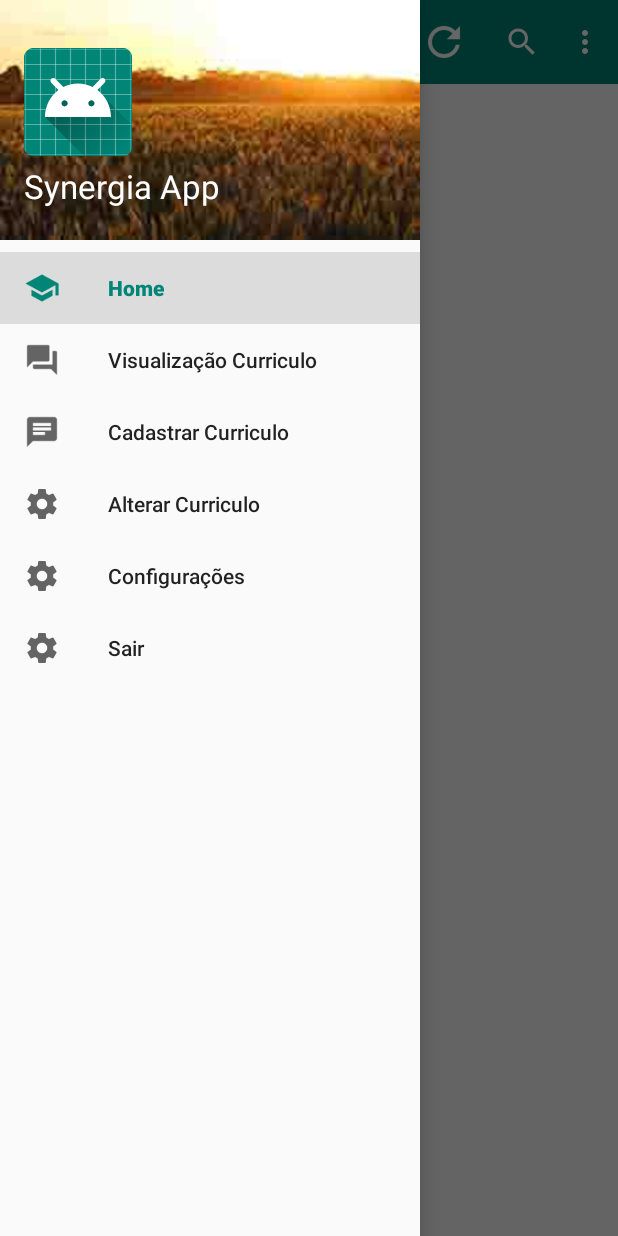
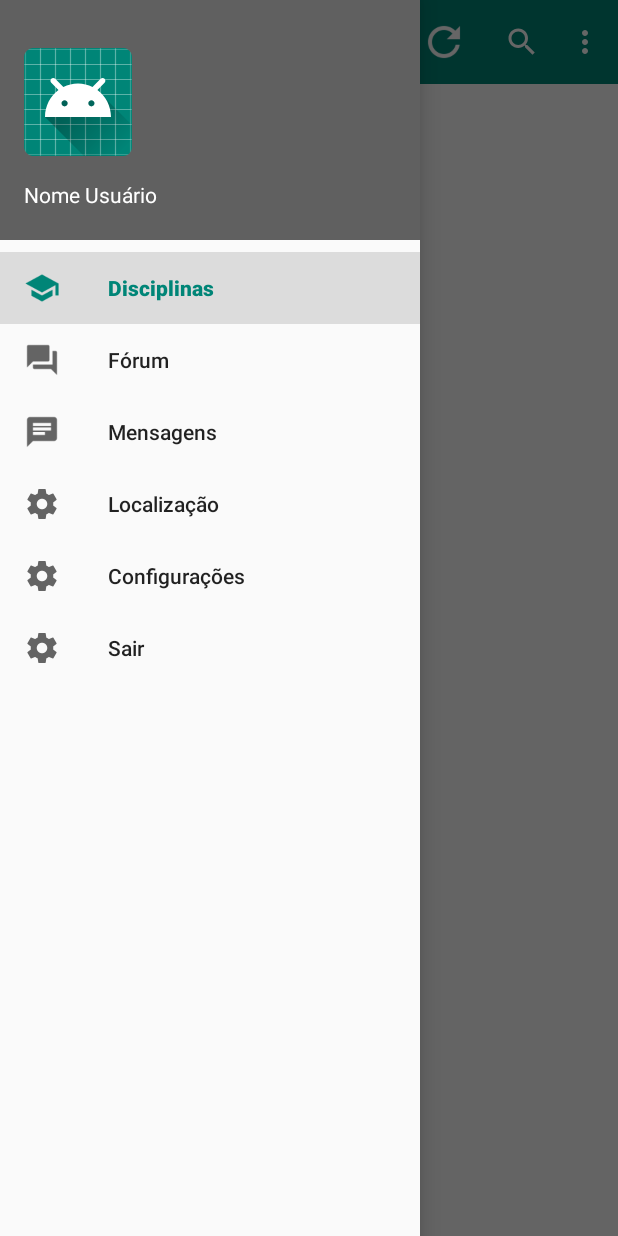
Before and after one commit to hrgsilva/AndroidApp, an Android app: the PrincipalActivity screen opened directly, with no data from a screen before it, with the side drawer open, on a phone screen of 412 x 824 dp. Run offline under Robolectric (Android 15) with nearby library versions, the light colour scheme and no system bars.

Commit message:
Base perfeita e completa com navigation drawer funcional, biblioteca atualizada no androidx

```diff
--- a/app/src/main/AndroidManifest.xml
+++ b/app/src/main/AndroidManifest.xml
@@ -1,6 +1,6 @@
 <?xml version="1.0" encoding="utf-8"?>
 <manifest xmlns:android="http://schemas.android.com/apk/res/android"
-    package="com.example.synergianewapp">
+    package="com.example.synergiaapplication">
 
     <application
         android:allowBackup="true"
@@ -9,8 +9,7 @@
         android:roundIcon="@mipmap/ic_launcher_round"
         android:supportsRtl="true"
         android:theme="@style/AppTheme">
-        <activity android:name=".TelaInicialActivity" android:theme="@style/AppTheme.Toolbar"></activity>
-
+        <activity android:name=".PrincipalActivity" android:theme="@style/AppTheme.Toolbar"></activity>
         <activity android:name=".MainActivity">
             <intent-filter>
                 <action android:name="android.intent.action.MAIN" />
--- a/app/src/main/java/com/example/synergianewapp/MainActivity.kt
+++ b/app/src/main/java/com/example/synergiaapplication/MainActivity.kt
@@ -1,13 +1,12 @@
-package com.example.synergianewapp
+package com.example.synergiaapplication
 
 import android.content.Intent
-import android.support.v7.app.AppCompatActivity
+import androidx.appcompat.app.AppCompatActivity
 import android.os.Bundle
 import android.widget.Toast
 import kotlinx.android.synthetic.main.activity_main.*
 
 class MainActivity : AppCompatActivity() {
-
 
     override fun onCreate(savedInstanceState: Bundle?) {
         super.onCreate(savedInstanceState)
@@ -22,7 +21,7 @@ class MainActivity : AppCompatActivity() {
                     this, "Bem vindo, $Slogin!",
                     Toast.LENGTH_SHORT).show()
 
-                val intent: Intent = Intent(this, TelaInicialActivity::class.java)
+                val intent: Intent = Intent(this, PrincipalActivity::class.java)
                 startActivity(intent)
             }
             else if(Slogin == "" && Spassword == ""){
--- a/app/src/main/java/com/example/synergianewapp/TelaInicialActivity.kt
+++ b/app/src/main/java/com/example/synergiaapplication/PrincipalActivity.kt
@@ -1,24 +1,27 @@
-package com.example.synergianewapp
+package com.example.synergiaapplication
 
 import android.content.Context
-import android.support.v7.app.AppCompatActivity
+import android.content.Intent
 import android.os.Bundle
-import android.support.design.widget.NavigationView
-import android.support.v4.view.GravityCompat
-import android.support.v7.app.ActionBarDrawerToggle
 import android.view.Menu
 import android.view.MenuItem
 import android.widget.Toast
-import kotlinx.android.synthetic.main.activity_tela_inicial.*
+import androidx.appcompat.app.ActionBarDrawerToggle
+import androidx.appcompat.app.AppCompatActivity
+import androidx.appcompat.widget.SearchView
+import androidx.drawerlayout.widget.DrawerLayout
+import androidx.core.view.GravityCompat
 import kotlinx.android.synthetic.main.toolbar.*
+import com.google.android.material.navigation.NavigationView
+import kotlinx.android.synthetic.main.activity_principal.*
 
-class TelaInicialActivity : AppCompatActivity(), NavigationView.OnNavigationItemSelectedListener{
+class PrincipalActivity : AppCompatActivity(),NavigationView.OnNavigationItemSelectedListener{
 
     private val context: Context get() = this
 
     override fun onCreate(savedInstanceState: Bundle?) {
         super.onCreate(savedInstanceState)
-        setContentView(R.layout.activity_tela_inicial)
+        setContentView(R.layout.activity_principal)
 
 //        val params = intent.extras
 //        val nome = params?.getString("nome_usuario")
@@ -26,14 +29,14 @@ class TelaInicialActivity : AppCompatActivity(), NavigationView.OnNavigationItem
 //        To
 //        ast.makeText(this,"Bem vindo $nome", Toast.LENGTH_SHORT)
 
-// meuuuuuu deusussssss obrigado!!!
+
         setSupportActionBar(toolbar)
         //actionbar
         val actionbar = supportActionBar
         //set actionbar title
-        actionbar?.title = "Inicio"
+        actionbar!!.title = "Inicio"
         //set back button
-        actionbar?.setDisplayHomeAsUpEnabled(true)
+        actionbar.setDisplayHomeAsUpEnabled(true)
 
         // configuração no menu lateral
         configuraMenuLateral()
@@ -60,7 +63,7 @@ class TelaInicialActivity : AppCompatActivity(), NavigationView.OnNavigationItem
 
     override fun onCreateOptionsMenu(menu: Menu?): Boolean {
         menuInflater.inflate(R.menu.menu_main, menu)
-        return true
+        return super.onCreateOptionsMenu(menu)
     }
 
     override fun onOptionsItemSelected(item: MenuItem?): Boolean {
@@ -96,11 +99,12 @@ class TelaInicialActivity : AppCompatActivity(), NavigationView.OnNavigationItem
                 Toast.makeText(this, "Clicou Config", Toast.LENGTH_SHORT).show()
             }
             R.id.nav_sair -> {
-                finish()
+                finishAffinity()
             }
         }
 // fecha menu depois de tratar o evento
         layoutMenuLateral.closeDrawer(GravityCompat.START)
         return true
     }
+
 }
--- a/app/src/main/res/layout/activity_tela_inicial.xml
+++ b/app/src/main/res/layout/activity_principal.xml
@@ -1,5 +1,5 @@
 <?xml version="1.0" encoding="utf-8"?>
-<android.support.v4.widget.DrawerLayout xmlns:android="http://schemas.android.com/apk/res/android"
+<androidx.drawerlayout.widget.DrawerLayout xmlns:android="http://schemas.android.com/apk/res/android"
     xmlns:app="http://schemas.android.com/apk/res-auto"
     android:id="@+id/layoutMenuLateral"
     android:layout_width="match_parent"
@@ -40,7 +40,7 @@
 
 
     <!--Menu lateral-->
-    <android.support.design.widget.NavigationView
+    <com.google.android.material.navigation.NavigationView
         android:id="@+id/menu_lateral"
         android:layout_width="wrap_content"
         android:layout_height="match_parent"
@@ -50,6 +50,6 @@
         app:menu="@menu/menu_lateral">
 
 
-    </android.support.design.widget.NavigationView>
+    </com.google.android.material.navigation.NavigationView>
 
-</android.support.v4.widget.DrawerLayout>
+</androidx.drawerlayout.widget.DrawerLayout>
--- a/app/src/main/res/layout/menu_lateral_cabecalho.xml
+++ b/app/src/main/res/layout/menu_lateral_cabecalho.xml
@@ -4,7 +4,7 @@
     android:layout_width="match_parent"
     android:layout_height="160dp"
     android:layout_gravity="bottom"
-    android:background="@drawable/backgrounddrawer"
+    android:background="#606060"
     android:orientation="vertical"
     android:padding="16dp"
     android:theme="@style/ThemeOverlay.AppCompat.Dark">
@@ -19,10 +19,8 @@
     <TextView
         android:layout_width="match_parent"
         android:layout_height="wrap_content"
-        android:paddingTop="5dp"
-        android:text="Synergia App"
-        android:textAppearance="@style/TextAppearance.AppCompat.Body1"
-        android:textColor="#ffffff"
-        android:textSize="22sp" />
+        android:paddingTop="16dp"
+        android:text="Nome Usuário"
+        android:textAppearance="@style/TextAppearance.AppCompat.Body1" />
 
 </LinearLayout>
--- a/app/src/main/res/layout/toolbar.xml
+++ b/app/src/main/res/layout/toolbar.xml
@@ -1,5 +1,5 @@
 <?xml version="1.0" encoding="utf-8"?>
-<android.support.v7.widget.Toolbar
+<androidx.appcompat.widget.Toolbar
     xmlns:android="http://schemas.android.com/apk/res/android"
     android:id="@+id/toolbar"
     android:layout_width="match_parent"
@@ -7,4 +7,5 @@
     android:background="?attr/colorPrimary"
     android:minHeight="?attr/actionBarSize"
     android:theme="@style/ThemeOverlay.AppCompat.Dark.ActionBar">
-</android.support.v7.widget.Toolbar>
+
+</androidx.appcompat.widget.Toolbar>
--- a/app/src/main/res/menu/menu_lateral.xml
+++ b/app/src/main/res/menu/menu_lateral.xml
@@ -5,19 +5,19 @@
             android:id="@+id/nav_diciplinas"
             android:checked="true"
             android:icon="@drawable/ic_disciplina_black"
-            android:title="Home" />
+            android:title="Disciplinas" />
         <item
             android:id="@+id/nav_forum"
             android:icon="@drawable/ic_forum_black"
-            android:title="Visualização Curriculo" />
+            android:title="Fórum" />
         <item
             android:id="@+id/nav_mensagens"
             android:icon="@drawable/ic_chat_black"
-            android:title="Cadastrar Curriculo" />
+            android:title="Mensagens" />
         <item
             android:id="@+id/nav_localizacao"
             android:icon="@drawable/ic_configuracoes_black"
-            android:title="Alterar Curriculo" />
+            android:title="Localização" />
         <item
             android:id="@+id/nav_config"
             android:icon="@drawable/ic_configuracoes_black"
--- a/app/src/main/res/menu/menu_main.xml
+++ b/app/src/main/res/menu/menu_main.xml
@@ -21,6 +21,6 @@
         android:id="@+id/action_buscar"
         android:icon="@drawable/ic_buscar_white"
         android:title="action_buscar"
-        app:actionViewClass="android.support.v7.widget.SearchView"
+        app:actionViewClass="android.widget.SearchView"
         app:showAsAction="always" />
 </menu>
--- a/app/src/main/res/values/strings.xml
+++ b/app/src/main/res/values/strings.xml
@@ -9,4 +9,6 @@
 
     <string name="navigation_drawer_open">Open</string>
     <string name="navigation_drawer_close">Close</string>
+    <string name="nav_open">aberto</string>
+    <string name="nav_close">fechado</string>
 </resources>
--- a/gradle.properties
+++ b/gradle.properties
@@ -11,5 +11,11 @@ org.gradle.jvmargs=-Xmx1536m
 # This option should only be used with decoupled projects. More details, visit
 # http://www.gradle.org/docs/current/userguide/multi_project_builds.html#sec:decoupled_projects
 # org.gradle.parallel=true
+# AndroidX package structure to make it clearer which packages are bundled with the
+# Android operating system, and which are packaged with your app's APK
+# https://developer.android.com/topic/libraries/support-library/androidx-rn
+android.useAndroidX=true
+# Automatically convert third-party libraries to use AndroidX
+android.enableJetifier=true
 # Kotlin code style for this project: "official" or "obsolete":
 kotlin.code.style=official
--- a/settings.gradle
+++ b/settings.gradle
@@ -1,2 +1,2 @@
 include ':app'
-rootProject.name='SynergiaNewApp'
+rootProject.name='SynergiaApplication'
```
Also changed, not shown: app/build.gradle (+17 -19 lines), app/src/main/res/layout/activity_main.xml (+9 -5 lines), app/src/main/res/drawable/backgrounddrawer.jpg (deleted), gradle/wrapper/gradle-wrapper.properties, 5 other files.
